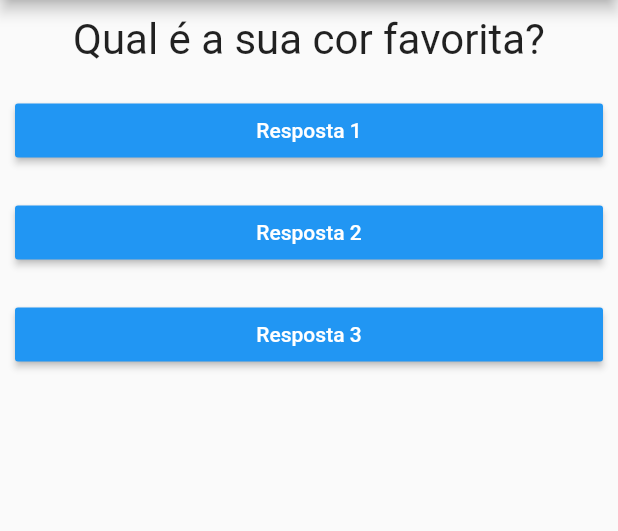
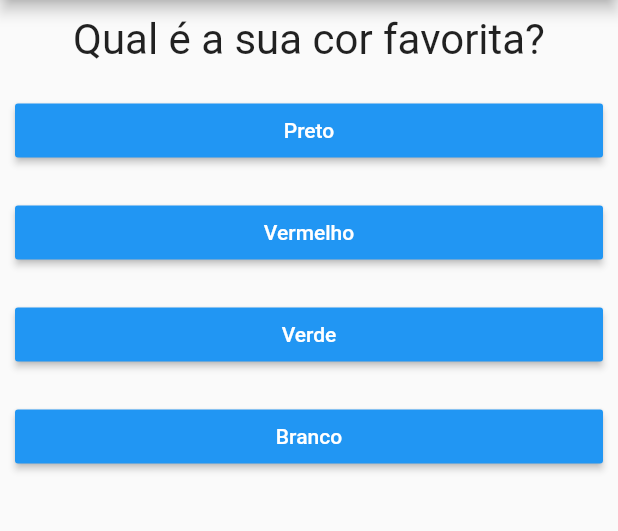
Before and after one commit to Waichiro/quizFlutter, a Flutter app: the screen it shows after launch, on a phone screen of 412 x 824 dp, the part 84-615 px from its top. Run offline on Flutter 3.47's test engine with Material 2 defaults, Android fonts, the phone set to English and light mode, and no system bars.

Commit message:
Criacao de arquivos de Queastao e resultado para como componentes do codigo

```diff
--- a/lib/main.dart
+++ b/lib/main.dart
@@ -1,6 +1,6 @@
 // ignore_for_file: deprecated_member_use, prefer_const_constructors
-import './questao.dart';
-import './resposta.dart';
+import './questionario.dart';
+import './resultado.dart';
 import 'package:flutter/material.dart';
 
 main() => runApp(PerguntaApp());
@@ -8,33 +8,50 @@ main() => runApp(PerguntaApp());
 class _PerguntaAppState extends State<PerguntaApp>{
   var _perguntaSelecionada = 0;
 
+  final List<Map<String, Object>> _perguntas = const [
+      {
+        'texto':'Qual é a sua cor favorita?',
+        'resposta': ['Preto', 'Vermelho', 'Verde', 'Branco']
+
+      },
+      {
+        'texto':'Qual é o seu animal favorito?',
+        'resposta': ['Coelho', 'Gato', 'Cachorro', 'Elefante']
+
+      },
+      {
+        'texto':'Qual é o seu nome favorito?',
+        'resposta': ['Leo', 'Gabriel', 'Maria', 'João']
+
+      },
+    ];
+
   void _responder(){
-    setState(() {
-      _perguntaSelecionada++;
-    });
+    if(temPerguntaSelecionada){
+      setState(() {
+        _perguntaSelecionada++;
+      });
+    }
   }
+
+  bool get temPerguntaSelecionada{
+    return _perguntaSelecionada < _perguntas.length;
+  }
+
+
 
   @override
   Widget build(BuildContext context){
-    final perguntas = [
-      'Qual é a sua cor favorita?',
-      'Qual é o seu animal favorito?',
-    ];
+
+
+
     return MaterialApp(
       home: Scaffold(
         appBar: AppBar(
           title: Text('Perguntas'),
 
         ),
-        body: Column(
-          children: [
-            Questao(perguntas[_perguntaSelecionada]),
-            Resposta('Resposta 1', _responder),
-            Resposta('Resposta 2', _responder),
-            Resposta('Resposta 3', _responder),
-
-          ],
-        ),
+        body: temPerguntaSelecionada ? Questionario(perguntas: _perguntas, perguntaSelecionada: _perguntaSelecionada, quandoResponderesponder: _responder)  : Resultado()
       ),
     );
   }
@@ -44,6 +61,8 @@ class _PerguntaAppState extends State<PerguntaApp>{
 class PerguntaApp extends StatefulWidget {
   const PerguntaApp({Key? key}) : super(key: key);
 
+
+
   @override
   _PerguntaAppState createState() {
     return _PerguntaAppState();
--- /dev/null
+++ b/lib/questionario.dart
@@ -0,0 +1,34 @@
+import 'package:flutter/material.dart';
+import './questao.dart';
+import './resposta.dart';
+
+class Questionario extends StatelessWidget {
+
+  final List<Map<String, Object>> perguntas;
+  final perguntaSelecionada;
+  final void Function() quandoResponderesponder;
+
+  Questionario({
+    required this.perguntas,
+    required this.perguntaSelecionada,
+    required this.quandoResponderesponder,
+  });
+
+  bool get temPerguntaSelecionada{
+    return perguntaSelecionada < perguntas.length;
+  }
+
+  @override
+  Widget build(BuildContext context) {
+
+     List<String> respostas = temPerguntaSelecionada ? perguntas[perguntaSelecionada].cast()['resposta'] : [];
+
+    return Column(
+          children: [
+            Questao(perguntas[perguntaSelecionada]['texto'].toString()),
+            ...respostas.map((t) => Resposta(t, quandoResponderesponder)).toList(),//Abordagem declarativa usando o map,
+
+          ],
+        );
+  }
+}
--- /dev/null
+++ b/lib/resultado.dart
@@ -0,0 +1,17 @@
+// ignore_for_file: prefer_const_constructors
+
+import 'package:flutter/material.dart';
+
+class Resultado extends StatelessWidget {
+  const Resultado({ Key? key }) : super(key: key);
+
+  @override
+  Widget build(BuildContext context) {
+    return Center(
+          child: Text(
+            'Parabéns!',
+            style: TextStyle(fontSize: 28),
+          ),
+        );
+  }
+}
```
